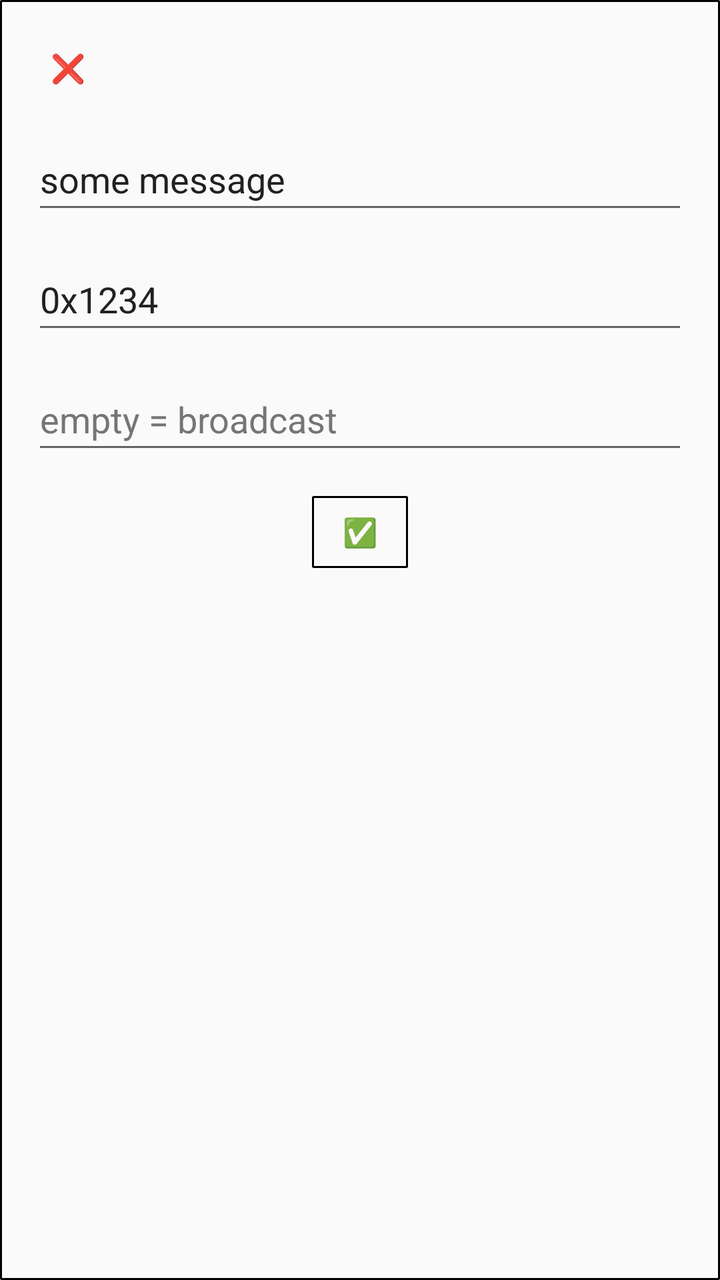
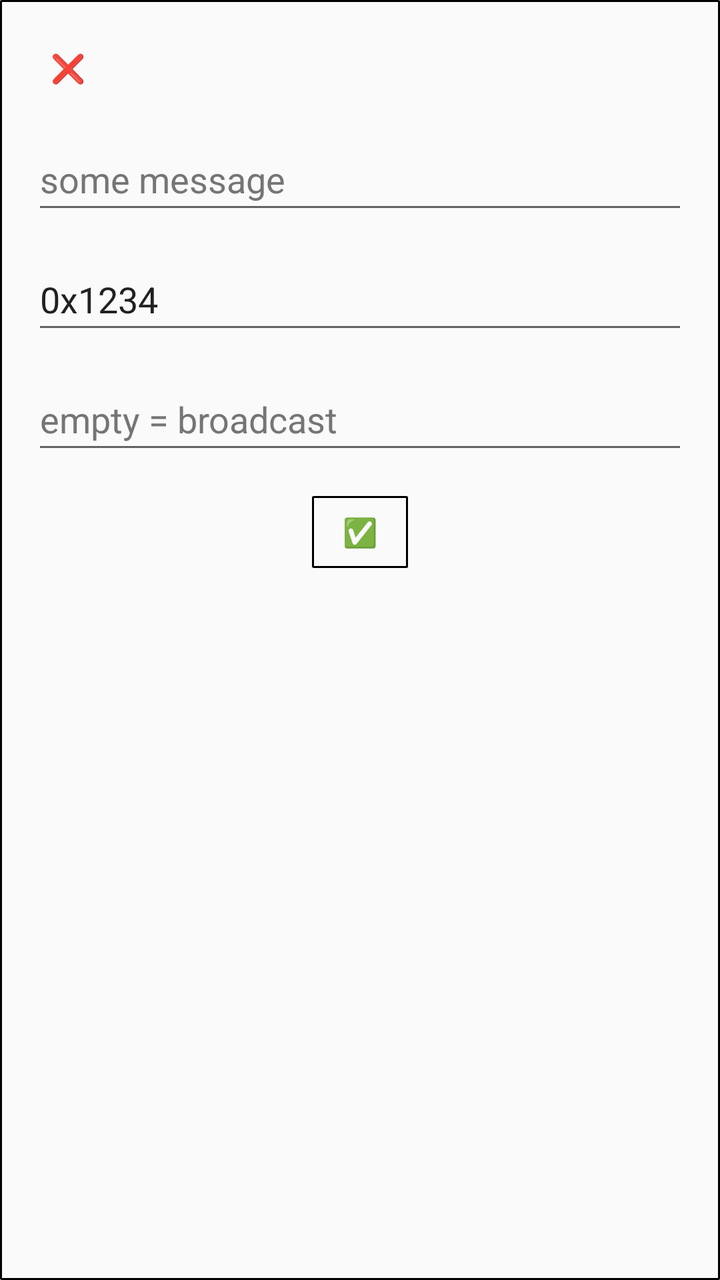

Before-and-after screenshots of an Android layout around one commit, followed by the original layout XML and the change that was made.
<!-- AndroidManifest.xml: application theme AppTheme -->
<!-- res/layout/dialog_publish.xml -->
<?xml version="1.0" encoding="utf-8"?>
<androidx.constraintlayout.widget.ConstraintLayout xmlns:android="http://schemas.android.com/apk/res/android"
    xmlns:app="http://schemas.android.com/apk/res-auto"
    xmlns:tools="http://schemas.android.com/tools"
    android:layout_width="match_parent"
    android:layout_height="wrap_content"
    android:background="@drawable/bg_border"
    android:padding="16dp"
    tools:ignore="MissingClass">

    
    <Button
        android:id="@+id/btn_pub_finish"
        android:layout_width="36dp"
        android:layout_height="36dp"
        android:background="@android:color/transparent"
        android:text="@string/exit"
        android:textColor="@color/dialog_error"
        android:textSize="14sp"
        app:layout_constraintStart_toStartOf="parent"
        app:layout_constraintTop_toTopOf="parent" />

    
    <EditText
        android:id="@+id/edit_payload"
        android:layout_width="0dp"
        android:layout_height="wrap_content"
        android:layout_marginTop="12dp"
        android:hint="@string/pub_payload"
        android:inputType="text"
        android:maxLines="1"
        android:minHeight="48dp"
        android:selectAllOnFocus="true"
        android:text="@string/pub_payload"
        android:textColor="@color/dialog_text_primary"
        android:textColorHint="@color/dialog_text_secondary"
        app:layout_constraintEnd_toEndOf="parent"
        app:layout_constraintStart_toStartOf="parent"
        app:layout_constraintTop_toBottomOf="@id/btn_pub_finish"
        tools:ignore="LabelFor" />

    
    <EditText
        android:id="@+id/edit_pub_topic"
        android:layout_width="0dp"
        android:layout_height="wrap_content"
        android:layout_marginTop="12dp"
        android:hint="@string/topic"
        android:inputType="text"
        android:maxLines="1"
        android:minHeight="48dp"
        android:text="@string/topic"
        android:textColor="@color/dialog_text_primary"
        android:textColorHint="@color/dialog_text_secondary"
        app:layout_constraintEnd_toEndOf="parent"
        app:layout_constraintStart_toStartOf="parent"
        app:layout_constraintTop_toBottomOf="@id/edit_payload"
        tools:ignore="LabelFor" />

    
    <EditText
        android:id="@+id/edit_pub_target"
        android:layout_width="0dp"
        android:layout_height="wrap_content"
        android:layout_marginTop="12dp"
        android:hint="@string/pub_target"
        android:inputType="text"
        android:maxLines="1"
        android:minHeight="48dp"
        android:selectAllOnFocus="true"
        android:textColor="@color/dialog_text_primary"
        android:textColorHint="@color/dialog_text_secondary"
        app:layout_constraintEnd_toEndOf="parent"
        app:layout_constraintStart_toStartOf="parent"
        app:layout_constraintTop_toBottomOf="@id/edit_pub_topic"
        tools:ignore="LabelFor" />

    
    <Button
        android:id="@+id/btn_pub_confirm"
        style="?android:attr/buttonStyleSmall"
        android:layout_width="wrap_content"
        android:layout_height="36dp"
        android:layout_marginTop="16dp"
        android:background="@drawable/bg_border"
        android:text="@string/confirm"
        android:textColor="@color/dialog_button_text"
        android:textSize="14sp"
        app:layout_constraintEnd_toEndOf="parent"
        app:layout_constraintStart_toStartOf="parent"
        app:layout_constraintTop_toBottomOf="@id/edit_pub_target" />

</androidx.constraintlayout.widget.ConstraintLayout>
<!-- resources referenced by this layout -->
<resources>
  <color name="dialog_button_text">#212121</color>
  <color name="dialog_error">#B71C1C</color>
  <color name="dialog_text_primary">#212121</color>
  <color name="dialog_text_secondary">#757575</color>
  <!-- drawable bg_border (drawable) -->
  <?xml version="1.0" encoding="utf-8"?>
  <shape xmlns:android="http://schemas.android.com/apk/res/android"
      android:shape="rectangle">
      <corners
      android:topLeftRadius="0.1dp"
      android:bottomLeftRadius="0.1dp"
      android:topRightRadius="0.1dp"
      android:bottomRightRadius="0.1dp" />
      <stroke android:width="1dp" android:color="#000000"/>
  </shape>
  <string name="confirm">✅</string>
  <string name="exit">❌</string>
  <string name="pub_payload">some message</string>
  <string name="pub_target">empty = broadcast</string>
  <string name="topic">0x1234</string>
  <style name="AppTheme" parent="Theme.AppCompat.Light.DarkActionBar">
          
          <item name="colorPrimary">@color/colorPrimary</item>
          <item name="colorPrimaryDark">@color/colorPrimaryDark</item>
          <item name="colorAccent">@color/colorAccent</item>
      </style>
  <color name="colorPrimary">#008577</color>
  <color name="colorPrimaryDark">#00574B</color>
  <color name="colorAccent">#D81B60</color>
</resources>

<!-- the commit's change to res/layout/dialog_publish.xml (unified diff, before → after) -->
@@ -31,7 +31,6 @@
         android:maxLines="1"
         android:minHeight="48dp"
         android:selectAllOnFocus="true"
-        android:text="@string/pub_payload"
         android:textColor="@color/dialog_text_primary"
         android:textColorHint="@color/dialog_text_secondary"
         app:layout_constraintEnd_toEndOf="parent"
